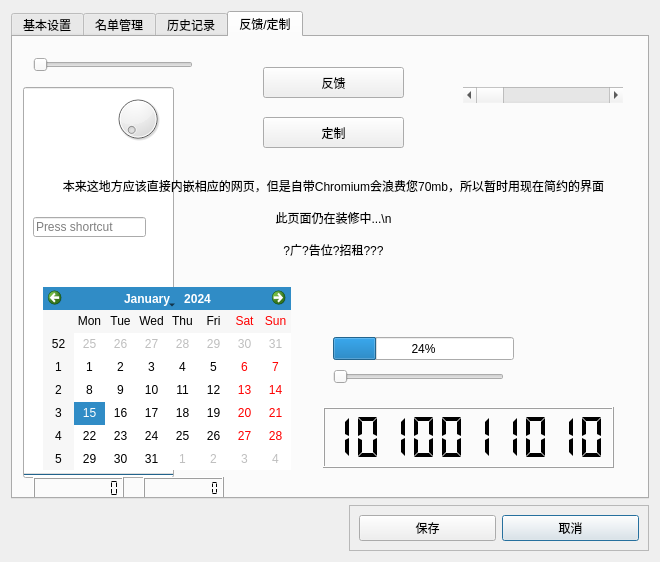
Yish1/Class-Roster-Picker-NEXT, file settings.ui: the form before one commit.
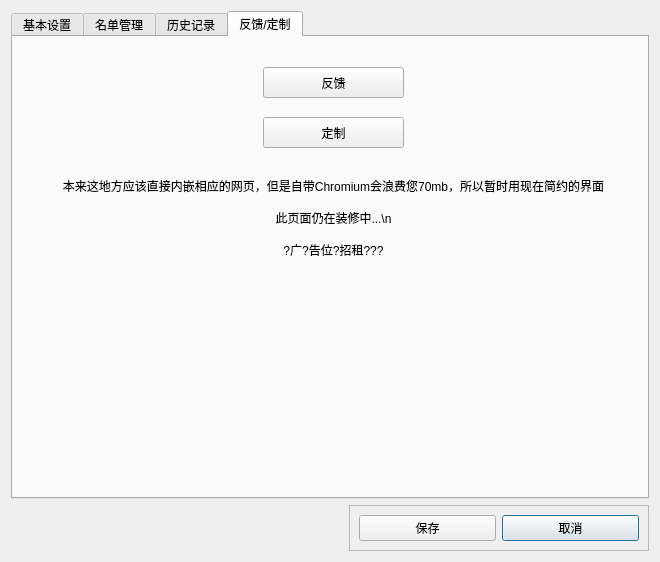
The form after the commit. The open tabs and pages were chosen to show the change. Icons and pictures are not drawn.

Commit message: 设置ui中双向slider换为单向，翻译文件

The edit to the form file:
```diff
--- a/settings.ui
+++ b/settings.ui
@@ -193,6 +193,26 @@
              <enum>QFrame::Raised</enum>
             </property>
             <layout class="QGridLayout" name="gridLayout_4">
+             <item row="6" column="0" colspan="2">
+              <widget class="QCheckBox" name="checkBox_2">
+               <property name="text">
+                <string>语音播报</string>
+               </property>
+              </widget>
+             </item>
+             <item row="13" column="0">
+              <widget class="QLabel" name="label_5">
+               <property name="sizePolicy">
+                <sizepolicy hsizetype="Preferred" vsizetype="Maximum">
+                 <horstretch>0</horstretch>
+                 <verstretch>0</verstretch>
+                </sizepolicy>
+               </property>
+               <property name="text">
+                <string>名单滚动速度:</string>
+               </property>
+              </widget>
+             </item>
              <item row="5" column="0" colspan="2">
               <widget class="QCheckBox" name="checkBox_3">
                <property name="minimumSize">
@@ -213,8 +233,31 @@
                </property>
               </widget>
              </item>
-             <item row="13" column="0">
-              <widget class="QLabel" name="label_5">
+             <item row="11" column="0" colspan="2">
+              <widget class="QCheckBox" name="checkBox_5">
+               <property name="text">
+                <string>惯性滚动</string>
+               </property>
+              </widget>
+             </item>
+             <item row="12" column="0" colspan="2">
+              <spacer name="verticalSpacer">
+               <property name="orientation">
+                <enum>Qt::Vertical</enum>
+               </property>
+               <property name="sizeType">
+                <enum>QSizePolicy::Fixed</enum>
+               </property>
+               <property name="sizeHint" stdset="0">
+                <size>
+                 <width>20</width>
+                 <height>15</height>
+                </size>
+               </property>
+              </spacer>
+             </item>
+             <item row="13" column="1">
+              <widget class="QLabel" name="label_6">
                <property name="sizePolicy">
                 <sizepolicy hsizetype="Preferred" vsizetype="Maximum">
                  <horstretch>0</horstretch>
@@ -222,7 +265,10 @@
                 </sizepolicy>
                </property>
                <property name="text">
-                <string>名单滚动速度(范围):</string>
+                <string>60 ms</string>
+               </property>
+               <property name="alignment">
+                <set>Qt::AlignRight|Qt::AlignTrailing|Qt::AlignVCenter</set>
                </property>
               </widget>
              </item>
@@ -233,13 +279,6 @@
                </property>
               </widget>
              </item>
-             <item row="6" column="0" colspan="2">
-              <widget class="QCheckBox" name="checkBox_2">
-               <property name="text">
-                <string>语音播报</string>
-               </property>
-              </widget>
-             </item>
              <item row="7" column="0" colspan="2">
               <widget class="QFrame" name="frame_2">
                <property name="sizePolicy">
@@ -278,42 +317,16 @@
                </layout>
               </widget>
              </item>
-             <item row="12" column="0" colspan="2">
-              <spacer name="verticalSpacer">
+             <item row="14" column="0" colspan="2">
+              <widget class="QSlider" name="horizontalSlider">
+               <property name="minimum">
+                <number>30</number>
+               </property>
+               <property name="maximum">
+                <number>160</number>
+               </property>
                <property name="orientation">
-                <enum>Qt::Vertical</enum>
-               </property>
-               <property name="sizeType">
-                <enum>QSizePolicy::Fixed</enum>
-               </property>
-               <property name="sizeHint" stdset="0">
-                <size>
-                 <width>20</width>
-                 <height>15</height>
-                </size>
-               </property>
-              </spacer>
-             </item>
-             <item row="13" column="1">
-              <widget class="QLabel" name="label_6">
-               <property name="sizePolicy">
-                <sizepolicy hsizetype="Preferred" vsizetype="Maximum">
-                 <horstretch>0</horstretch>
-                 <verstretch>0</verstretch>
-                </sizepolicy>
-               </property>
-               <property name="text">
-                <string>30-60 ms</string>
-               </property>
-               <property name="alignment">
-                <set>Qt::AlignRight|Qt::AlignTrailing|Qt::AlignVCenter</set>
-               </property>
-              </widget>
-             </item>
-             <item row="11" column="0" colspan="2">
-              <widget class="QCheckBox" name="checkBox_5">
-               <property name="text">
-                <string>惯性滚动</string>
+                <enum>Qt::Horizontal</enum>
                </property>
               </widget>
              </item>
@@ -1342,193 +1355,9 @@
         <bool>true</bool>
        </property>
       </widget>
-      <widget class="QSlider" name="horizontalSlider">
-       <property name="geometry">
-        <rect>
-         <x>20</x>
-         <y>20</y>
-         <width>160</width>
-         <height>16</height>
-        </rect>
-       </property>
-       <property name="maximum">
-        <number>1000</number>
-       </property>
-       <property name="orientation">
-        <enum>Qt::Horizontal</enum>
-       </property>
-      </widget>
-      <widget class="QSlider" name="verticalSlider">
-       <property name="geometry">
-        <rect>
-         <x>320</x>
-         <y>330</y>
-         <width>171</width>
-         <height>20</height>
-        </rect>
-       </property>
-       <property name="maximum">
-        <number>100</number>
-       </property>
-       <property name="orientation">
-        <enum>Qt::Horizontal</enum>
-       </property>
-      </widget>
-      <widget class="QDial" name="dial">
-       <property name="geometry">
-        <rect>
-         <x>100</x>
-         <y>50</y>
-         <width>50</width>
-         <height>64</height>
-        </rect>
-       </property>
-      </widget>
-      <widget class="QScrollBar" name="horizontalScrollBar">
-       <property name="geometry">
-        <rect>
-         <x>450</x>
-         <y>50</y>
-         <width>160</width>
-         <height>16</height>
-        </rect>
-       </property>
-       <property name="orientation">
-        <enum>Qt::Horizontal</enum>
-       </property>
-      </widget>
-      <widget class="QKeySequenceEdit" name="keySequenceEdit">
-       <property name="geometry">
-        <rect>
-         <x>20</x>
-         <y>180</y>
-         <width>113</width>
-         <height>20</height>
-        </rect>
-       </property>
-      </widget>
-      <widget class="QCalendarWidget" name="calendarWidget">
-       <property name="geometry">
-        <rect>
-         <x>30</x>
-         <y>250</y>
-         <width>248</width>
-         <height>183</height>
-        </rect>
-       </property>
-      </widget>
-      <widget class="QProgressBar" name="progressBar">
-       <property name="geometry">
-        <rect>
-         <x>320</x>
-         <y>300</y>
-         <width>181</width>
-         <height>23</height>
-        </rect>
-       </property>
-       <property name="maximum">
-        <number>100</number>
-       </property>
-       <property name="value">
-        <number>24</number>
-       </property>
-       <property name="textVisible">
-        <bool>true</bool>
-       </property>
-      </widget>
-      <widget class="QLCDNumber" name="lcdNumber">
-       <property name="geometry">
-        <rect>
-         <x>310</x>
-         <y>370</y>
-         <width>291</width>
-         <height>61</height>
-        </rect>
-       </property>
-       <property name="smallDecimalPoint">
-        <bool>true</bool>
-       </property>
-       <property name="digitCount">
-        <number>10</number>
-       </property>
-       <property name="mode">
-        <enum>QLCDNumber::Bin</enum>
-       </property>
-       <property name="segmentStyle">
-        <enum>QLCDNumber::Flat</enum>
-       </property>
-       <property name="intValue" stdset="0">
-        <number>666</number>
-       </property>
-      </widget>
-      <widget class="QProgressBar" name="progressBar_2">
-       <property name="geometry">
-        <rect>
-         <x>10</x>
-         <y>50</y>
-         <width>151</width>
-         <height>391</height>
-        </rect>
-       </property>
-       <property name="value">
-        <number>0</number>
-       </property>
-       <property name="orientation">
-        <enum>Qt::Vertical</enum>
-       </property>
-      </widget>
-      <widget class="QLCDNumber" name="lcdNumber_2">
-       <property name="geometry">
-        <rect>
-         <x>20</x>
-         <y>440</y>
-         <width>91</width>
-         <height>23</height>
-        </rect>
-       </property>
-       <property name="smallDecimalPoint">
-        <bool>false</bool>
-       </property>
-       <property name="digitCount">
-        <number>10</number>
-       </property>
-       <property name="mode">
-        <enum>QLCDNumber::Hex</enum>
-       </property>
-       <property name="segmentStyle">
-        <enum>QLCDNumber::Flat</enum>
-       </property>
-      </widget>
-      <widget class="QLCDNumber" name="lcdNumber_3">
-       <property name="geometry">
-        <rect>
-         <x>130</x>
-         <y>440</y>
-         <width>81</width>
-         <height>23</height>
-        </rect>
-       </property>
-       <property name="digitCount">
-        <number>10</number>
-       </property>
-       <property name="segmentStyle">
-        <enum>QLCDNumber::Flat</enum>
-       </property>
-      </widget>
-      <zorder>progressBar_2</zorder>
+      <zorder>label_4</zorder>
       <zorder>pushButton_6</zorder>
       <zorder>pushButton_14</zorder>
-      <zorder>label_4</zorder>
-      <zorder>horizontalSlider</zorder>
-      <zorder>verticalSlider</zorder>
-      <zorder>dial</zorder>
-      <zorder>horizontalScrollBar</zorder>
-      <zorder>keySequenceEdit</zorder>
-      <zorder>calendarWidget</zorder>
-      <zorder>progressBar</zorder>
-      <zorder>lcdNumber</zorder>
-      <zorder>lcdNumber_2</zorder>
-      <zorder>lcdNumber_3</zorder>
      </widget>
     </widget>
    </item>
```
Left out of the diff: 195 changed lines with no effect on the pictures. The commit also changes 10 other files.
